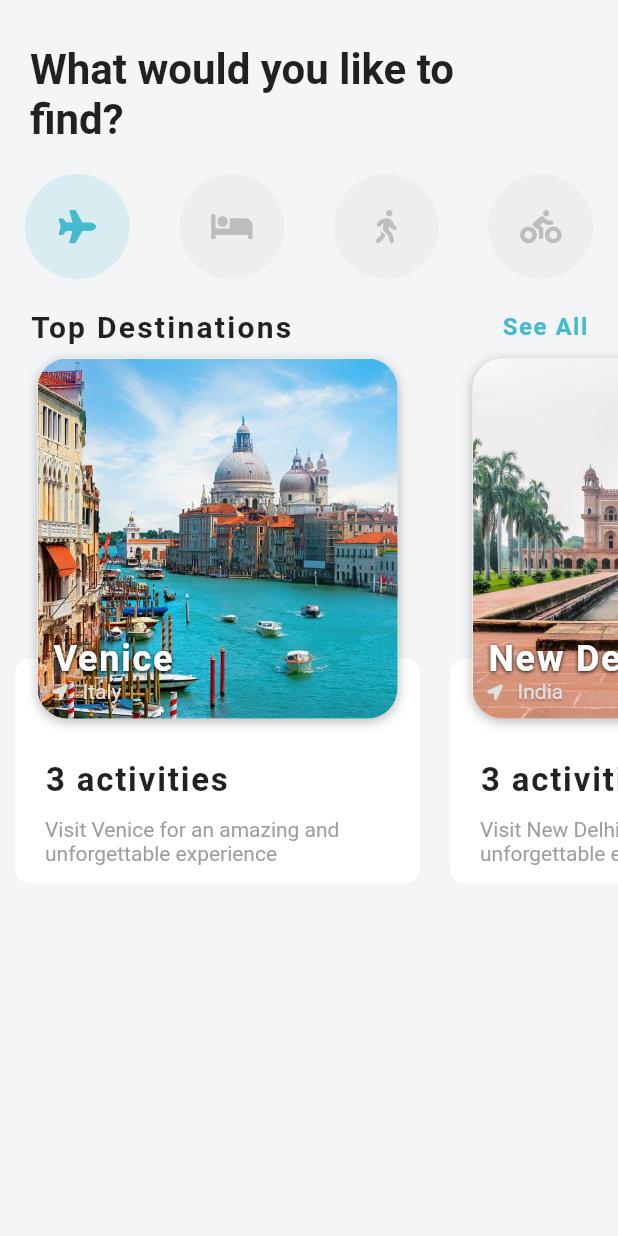
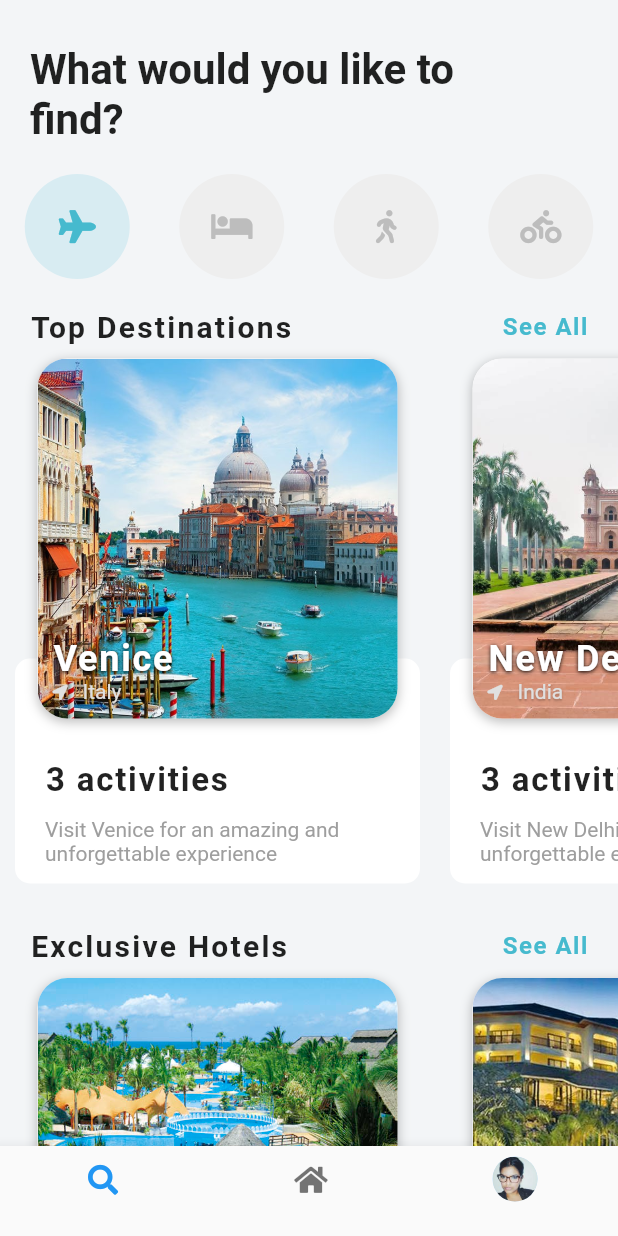
Before and after one commit to tonygithinji/Traveller, a Flutter app: the screen it shows after launch, on a phone screen of 412 x 824 dp. Run offline on Flutter 3.47's test engine with Material 2 defaults, Android fonts, the phone set to English and light mode, and no system bars; our stand-ins replace font_awesome_flutter.

Commit message:
Added top hotels and bottom nav bar

```diff
--- a/lib/screens/home.screen.dart
+++ b/lib/screens/home.screen.dart
@@ -1,6 +1,7 @@
 import 'package:flutter/material.dart';
 import 'package:font_awesome_flutter/font_awesome_flutter.dart';
 import 'package:traveller/widgets/top_destinations.widget.dart';
+import 'package:traveller/widgets/top_hotels.widget.dart';
 
 class Home extends StatefulWidget {
   @override
@@ -9,6 +10,7 @@ class Home extends StatefulWidget {
 
 class _HomeState extends State<Home> {
   int _selectedIndex = 0;
+  int _currentTabIndex = 0;
   List<IconData> _icons = [
     FontAwesomeIcons.plane,
     FontAwesomeIcons.bed,
@@ -75,8 +77,41 @@ class _HomeState extends State<Home> {
             ),
             SizedBox(height: 20),
             TopDestinations(),
+            SizedBox(height: 20),
+            TopHotels(),
           ],
         ),
+      ),
+      bottomNavigationBar: BottomNavigationBar(
+        onTap: (int value) {
+          setState(() {
+            _currentTabIndex = value;
+          });
+        },
+        currentIndex: _currentTabIndex,
+        items: [
+          BottomNavigationBarItem(
+            icon: Icon(
+              FontAwesomeIcons.search,
+              size: 20.0,
+            ),
+            title: SizedBox.shrink(),
+          ),
+          BottomNavigationBarItem(
+            icon: Icon(
+              FontAwesomeIcons.home,
+              size: 20.0,
+            ),
+            title: SizedBox.shrink(),
+          ),
+          BottomNavigationBarItem(
+            icon: CircleAvatar(
+              backgroundImage: AssetImage("assets/images/user.jpg"),
+              radius: 15.0,
+            ),
+            title: SizedBox.shrink(),
+          ),
+        ],
       ),
     );
   }
--- /dev/null
+++ b/lib/widgets/top_hotels.widget.dart
@@ -0,0 +1,155 @@
+import 'package:flutter/material.dart';
+import 'package:traveller/models/hotel.model.dart';
+
+class TopHotels extends StatelessWidget {
+  Widget _buildHotels(Hotel hotel, BuildContext context) {
+    return Container(
+      margin: EdgeInsets.all(10.0),
+      width: 270.0,
+      child: Stack(
+        alignment: Alignment.topCenter,
+        children: <Widget>[
+          Positioned(
+            bottom: 0.0,
+            child: Container(
+              height: 130.0,
+              width: 270.0,
+              decoration: BoxDecoration(
+                color: Colors.white,
+                borderRadius: BorderRadius.circular(10.0),
+              ),
+              child: Padding(
+                padding: const EdgeInsets.symmetric(
+                  vertical: 12.0,
+                  horizontal: 20.0,
+                ),
+                child: Row(
+                  mainAxisAlignment: MainAxisAlignment.spaceBetween,
+                  children: <Widget>[
+                    Container(
+                      width: 130.0,
+                      child: Column(
+                        mainAxisAlignment: MainAxisAlignment.end,
+                        crossAxisAlignment: CrossAxisAlignment.start,
+                        children: <Widget>[
+                          Text(
+                            hotel.name,
+                            style: TextStyle(
+                              fontSize: 22.0,
+                              fontWeight: FontWeight.w600,
+                              letterSpacing: 1.2,
+                            ),
+                          ),
+                          SizedBox(height: 12.0),
+                          Text(
+                            hotel.address,
+                            style: TextStyle(
+                              color: Colors.grey,
+                            ),
+                            overflow: TextOverflow.ellipsis,
+                          ),
+                        ],
+                      ),
+                    ),
+                    Column(
+                      mainAxisAlignment: MainAxisAlignment.end,
+                      children: <Widget>[
+                        RichText(
+                          text: TextSpan(
+                              text: '\$${hotel.price}',
+                              style: TextStyle(
+                                color: Colors.black,
+                                fontSize: 18.0,
+                                fontWeight: FontWeight.bold,
+                                letterSpacing: 1.0,
+                              ),
+                              children: [
+                                TextSpan(
+                                  text: " / night",
+                                  style: TextStyle(
+                                    color: Colors.grey,
+                                    fontSize: 14.0,
+                                    fontWeight: FontWeight.normal,
+                                  ),
+                                ),
+                              ]),
+                        ),
+                      ],
+                    )
+                  ],
+                ),
+              ),
+            ),
+          ),
+          Container(
+            decoration: BoxDecoration(
+              color: Colors.white,
+              borderRadius: BorderRadius.circular(20.0),
+              boxShadow: [
+                BoxShadow(
+                  color: Colors.black26,
+                  offset: Offset(0.0, 2.0),
+                  blurRadius: 6.0,
+                )
+              ],
+            ),
+            child: ClipRRect(
+              borderRadius: BorderRadius.circular(20.0),
+              child: Image(
+                height: 240.0,
+                width: 240.0,
+                image: AssetImage(hotel.imageUrl),
+                fit: BoxFit.cover,
+              ),
+            ),
+          ),
+        ],
+      ),
+    );
+  }
+
+  @override
+  Widget build(BuildContext context) {
+    return Column(
+      children: <Widget>[
+        Padding(
+          padding: const EdgeInsets.symmetric(horizontal: 20.0),
+          child: Row(
+            mainAxisAlignment: MainAxisAlignment.spaceBetween,
+            children: <Widget>[
+              Text(
+                "Exclusive Hotels",
+                style: TextStyle(
+                    fontSize: 20.0,
+                    fontWeight: FontWeight.bold,
+                    letterSpacing: 1.5),
+              ),
+              GestureDetector(
+                onTap: () {},
+                child: Text(
+                  "See All",
+                  style: TextStyle(
+                    color: Theme.of(context).primaryColor,
+                    fontSize: 16.0,
+                    fontWeight: FontWeight.w600,
+                    letterSpacing: 1.0,
+                  ),
+                ),
+              ),
+            ],
+          ),
+        ),
+        Container(
+          height: 350.0,
+          child: ListView.builder(
+            scrollDirection: Axis.horizontal,
+            itemCount: hotels.length,
+            itemBuilder: (BuildContext context, int index) {
+              return _buildHotels(hotels[index], context);
+            },
+          ),
+        ),
+      ],
+    );
+  }
+}
```
Also changed, not shown: assets/images/hotel-c.jpeg (renamed from assets/images/hotel-b.jpeg), assets/images/user.jpg (added).
